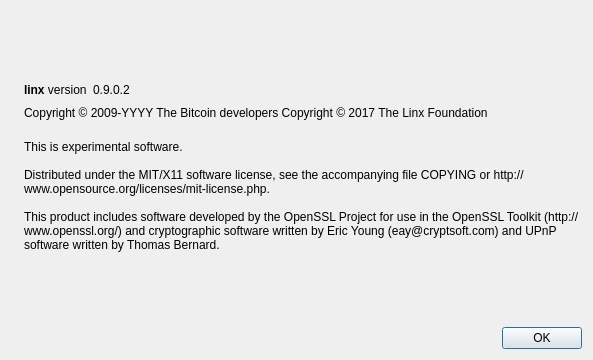
linX-project/linX, file src/qt/forms/aboutdialog.ui: the form before one commit.
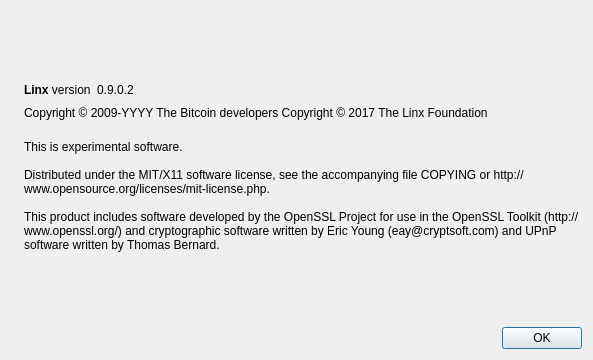
The form after the commit. Icons and pictures are not drawn.

Commit message: few more LinX wording changes

Diff of the .ui file:
```diff
--- a/src/qt/forms/aboutdialog.ui
+++ b/src/qt/forms/aboutdialog.ui
@@ -50,7 +50,7 @@
           <cursorShape>IBeamCursor</cursorShape>
          </property>
          <property name="text">
-          <string>&lt;b&gt;linx&lt;/b&gt; version</string>
+          <string>&lt;html&gt;&lt;head/&gt;&lt;body&gt;&lt;p&gt;&lt;span style=&quot; font-weight:600;&quot;&gt;Linx&lt;/span&gt; version&lt;/p&gt;&lt;/body&gt;&lt;/html&gt;</string>
          </property>
          <property name="textInteractionFlags">
           <set>Qt::LinksAccessibleByMouse|Qt::TextSelectableByKeyboard|Qt::TextSelectableByMouse</set>
```
The commit also changes 2 other files.
